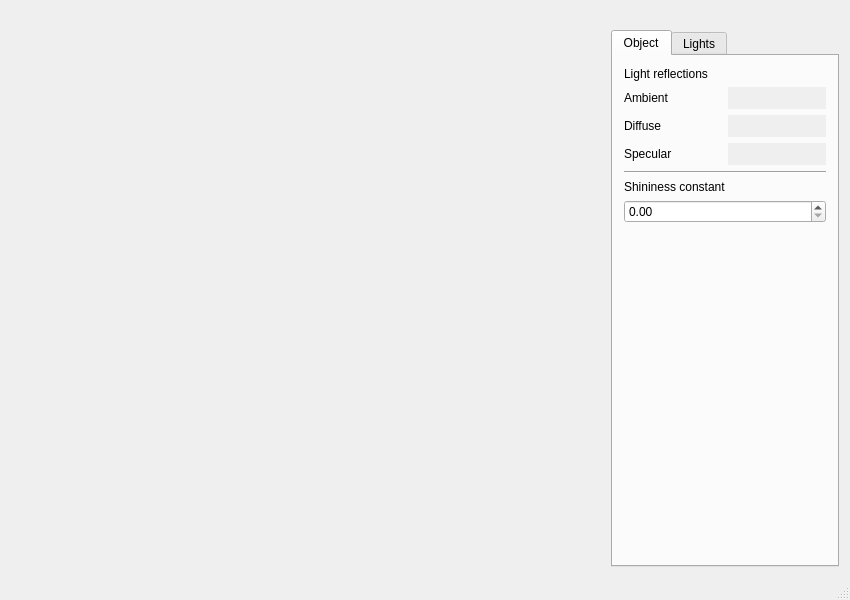
matiasjrossi/Dimension, file mainwindow.ui: the form before one commit.
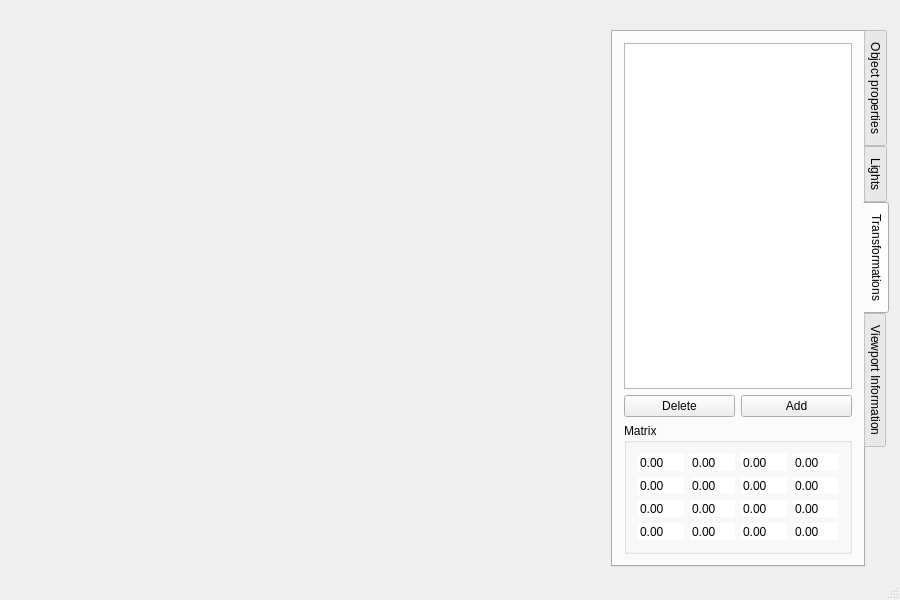
The form after the commit. The open tabs and pages were chosen to show the change. Icons and pictures are not drawn.

Commit message: Changes in tabbed UI + Transformation class

```diff
--- a/mainwindow.ui
+++ b/mainwindow.ui
@@ -6,7 +6,7 @@
    <rect>
     <x>0</x>
     <y>0</y>
-    <width>850</width>
+    <width>900</width>
     <height>600</height>
    </rect>
   </property>
@@ -18,17 +18,16 @@
     <normaloff>:/icon.png</normaloff>:/icon.png</iconset>
   </property>
   <widget class="QWidget" name="centralWidget"/>
-  <widget class="QStatusBar" name="statusBar"/>
   <widget class="QDockWidget" name="dockWidget">
    <property name="minimumSize">
     <size>
-     <width>250</width>
-     <height>401</height>
+     <width>300</width>
+     <height>477</height>
     </size>
    </property>
    <property name="maximumSize">
     <size>
-     <width>250</width>
+     <width>300</width>
      <height>524287</height>
     </size>
    </property>
@@ -45,15 +44,37 @@
     <layout class="QVBoxLayout" name="verticalLayout">
      <item>
       <widget class="QTabWidget" name="tabWidget">
+       <property name="tabPosition">
+        <enum>QTabWidget::East</enum>
+       </property>
        <property name="currentIndex">
         <number>0</number>
        </property>
        <widget class="QWidget" name="objectTab">
         <attribute name="title">
-         <string>Object</string>
+         <string>Object properties</string>
         </attribute>
-        <layout class="QGridLayout" name="gridLayout">
-         <item row="1" column="1">
+        <layout class="QVBoxLayout" name="verticalLayout_2">
+         <item>
+          <widget class="QGroupBox" name="groupBox">
+           <property name="title">
+            <string>Light reflections</string>
+           </property>
+           <property name="flat">
+            <bool>false</bool>
+           </property>
+           <property name="checkable">
+            <bool>false</bool>
+           </property>
+           <layout class="QGridLayout" name="gridLayout_8">
+            <item row="0" column="0">
+             <widget class="QLabel" name="label">
+              <property name="text">
+               <string>Ambient</string>
+              </property>
+             </widget>
+            </item>
+            <item row="0" column="1">
           <widget class="QPushButton" name="objectAmbientButton">
            <property name="autoFillBackground">
             <bool>true</bool>
@@ -66,14 +87,14 @@
            </property>
           </widget>
          </item>
-         <item row="2" column="0">
+            <item row="1" column="0">
           <widget class="QLabel" name="label_2">
            <property name="text">
             <string>Diffuse</string>
            </property>
           </widget>
          </item>
-         <item row="2" column="1">
+            <item row="1" column="1">
           <widget class="QPushButton" name="objectDiffuseButton">
            <property name="autoFillBackground">
             <bool>true</bool>
@@ -86,14 +107,14 @@
            </property>
           </widget>
          </item>
-         <item row="3" column="0">
+            <item row="2" column="0">
           <widget class="QLabel" name="label_3">
            <property name="text">
             <string>Specular</string>
            </property>
           </widget>
          </item>
-         <item row="3" column="1">
+            <item row="2" column="1">
           <widget class="QPushButton" name="objectSpecularButton">
            <property name="autoFillBackground">
             <bool>true</bool>
@@ -106,35 +127,32 @@
            </property>
           </widget>
          </item>
-         <item row="0" column="0" colspan="2">
-          <widget class="QLabel" name="label_5">
-           <property name="text">
-            <string>Light reflections</string>
-           </property>
+           </layout>
           </widget>
          </item>
-         <item row="5" column="0" colspan="2">
-          <widget class="QLabel" name="label_6">
-           <property name="text">
+         <item>
+          <widget class="QGroupBox" name="groupBox_2">
+           <property name="title">
             <string>Shininess constant</string>
            </property>
-          </widget>
-         </item>
-         <item row="1" column="0">
-          <widget class="QLabel" name="label">
-           <property name="text">
-            <string>Ambient</string>
+           <property name="flat">
+            <bool>false</bool>
            </property>
-          </widget>
-         </item>
-         <item row="6" column="0" colspan="2">
+           <property name="checkable">
+            <bool>false</bool>
+           </property>
+           <layout class="QGridLayout" name="gridLayout_7">
+            <item row="0" column="0">
           <widget class="QDoubleSpinBox" name="objectShininessSpinbox">
            <property name="singleStep">
             <double>0.250000000000000</double>
            </property>
           </widget>
          </item>
-         <item row="7" column="0" colspan="2">
+           </layout>
+          </widget>
+         </item>
+         <item>
           <spacer name="verticalSpacer">
            <property name="orientation">
             <enum>Qt::Vertical</enum>
@@ -147,28 +165,20 @@
            </property>
           </spacer>
          </item>
-         <item row="4" column="0" colspan="2">
-          <widget class="Line" name="line">
-           <property name="orientation">
-            <enum>Qt::Horizontal</enum>
-           </property>
-          </widget>
-         </item>
         </layout>
        </widget>
        <widget class="QWidget" name="ligthsTab">
         <attribute name="title">
          <string>Lights</string>
         </attribute>
-        <layout class="QGridLayout" name="gridLayout_3">
-         <item row="0" column="0">
-          <widget class="QLabel" name="label_4">
-           <property name="text">
-            <string>Ambient</string>
+        <layout class="QVBoxLayout" name="verticalLayout_4">
+         <item>
+          <widget class="QGroupBox" name="groupBox_3">
+           <property name="title">
+            <string>Ambient light</string>
            </property>
-          </widget>
-         </item>
-         <item row="0" column="1">
+           <layout class="QGridLayout" name="gridLayout">
+            <item row="0" column="0">
           <widget class="QPushButton" name="lightsAmbientButton">
            <property name="autoFillBackground">
             <bool>true</bool>
@@ -181,36 +191,39 @@
            </property>
           </widget>
          </item>
-         <item row="1" column="0" colspan="2">
-          <spacer name="verticalSpacer_2">
-           <property name="orientation">
-            <enum>Qt::Vertical</enum>
+           </layout>
+          </widget>
+         </item>
+         <item>
+          <widget class="QGroupBox" name="groupBox_4">
+           <property name="title">
+            <string>Spot lights</string>
            </property>
-           <property name="sizeHint" stdset="0">
-            <size>
-             <width>168</width>
-             <height>61</height>
-            </size>
-           </property>
-          </spacer>
-         </item>
-         <item row="2" column="0" colspan="2">
-          <widget class="Line" name="line_2">
-           <property name="orientation">
-            <enum>Qt::Horizontal</enum>
+           <layout class="QVBoxLayout" name="verticalLayout_3">
+            <item>
+             <widget class="QListWidget" name="lightsListWidget"/>
+            </item>
+            <item>
+             <layout class="QHBoxLayout" name="horizontalLayout">
+              <item>
+               <widget class="QPushButton" name="lightsDeleteButton">
+                <property name="text">
+                 <string>Delete</string>
            </property>
           </widget>
          </item>
-         <item row="3" column="0" colspan="2">
-          <widget class="QLabel" name="label_7">
+              <item>
+               <widget class="QPushButton" name="lightsAddButton">
            <property name="text">
-            <string>Light source position</string>
+                 <string>Add</string>
            </property>
           </widget>
          </item>
-         <item row="4" column="0" colspan="2">
-          <layout class="QGridLayout" name="gridLayout_2">
-           <item row="0" column="0">
+             </layout>
+            </item>
+            <item>
+             <layout class="QGridLayout" name="gridLayout_3">
+              <item row="1" column="0">
             <widget class="QDoubleSpinBox" name="lightsXSpinbox">
              <property name="minimum">
               <double>-2.000000000000000</double>
@@ -223,7 +236,7 @@
              </property>
             </widget>
            </item>
-           <item row="0" column="1">
+              <item row="1" column="1">
             <widget class="QDoubleSpinBox" name="lightsYSpinbox">
              <property name="minimum">
               <double>-2.000000000000000</double>
@@ -236,7 +249,7 @@
              </property>
             </widget>
            </item>
-           <item row="0" column="2">
+              <item row="1" column="2">
             <widget class="QDoubleSpinBox" name="lightsZSpinbox">
              <property name="minimum">
               <double>-2.000000000000000</double>
@@ -249,7 +262,7 @@
              </property>
             </widget>
            </item>
-           <item row="1" column="0">
+              <item row="2" column="0">
             <widget class="QLabel" name="label_10">
              <property name="text">
               <string>X</string>
@@ -259,7 +272,7 @@
              </property>
             </widget>
            </item>
-           <item row="1" column="1">
+              <item row="2" column="1">
             <widget class="QLabel" name="label_11">
              <property name="text">
               <string>Y</string>
@@ -269,7 +282,7 @@
              </property>
             </widget>
            </item>
-           <item row="1" column="2">
+              <item row="2" column="2">
             <widget class="QLabel" name="label_12">
              <property name="text">
               <string>Z</string>
@@ -279,16 +292,32 @@
              </property>
             </widget>
            </item>
-          </layout>
-         </item>
-         <item row="5" column="0">
+              <item row="0" column="0" colspan="3">
+               <widget class="QLabel" name="label_4">
+                <property name="text">
+                 <string>Position</string>
+                </property>
+               </widget>
+              </item>
+             </layout>
+            </item>
+            <item>
+             <widget class="Line" name="line">
+              <property name="orientation">
+               <enum>Qt::Horizontal</enum>
+              </property>
+             </widget>
+            </item>
+            <item>
+             <layout class="QGridLayout" name="gridLayout_4">
+              <item row="0" column="0">
           <widget class="QLabel" name="label_8">
            <property name="text">
             <string>Diffuse</string>
            </property>
           </widget>
          </item>
-         <item row="5" column="1">
+              <item row="0" column="1">
           <widget class="QPushButton" name="lightsDiffuseButton">
            <property name="autoFillBackground">
             <bool>true</bool>
@@ -301,14 +330,14 @@
            </property>
           </widget>
          </item>
-         <item row="6" column="0">
+              <item row="1" column="0">
           <widget class="QLabel" name="label_9">
            <property name="text">
             <string>Specular</string>
            </property>
           </widget>
          </item>
-         <item row="6" column="1">
+              <item row="1" column="1">
           <widget class="QPushButton" name="lightsSpecularButton">
            <property name="autoFillBackground">
             <bool>true</bool>
@@ -321,30 +350,317 @@
            </property>
           </widget>
          </item>
-         <item row="7" column="0" colspan="2">
-          <widget class="QListWidget" name="lightsListWidget"/>
-         </item>
-         <item row="8" column="0">
-          <widget class="QPushButton" name="lightsDelete">
+             </layout>
+            </item>
+           </layout>
+          </widget>
+         </item>
+        </layout>
+       </widget>
+       <widget class="QWidget" name="tab">
+        <attribute name="title">
+         <string>Transformations</string>
+        </attribute>
+        <layout class="QVBoxLayout" name="verticalLayout_5">
+         <item>
+          <widget class="QListWidget" name="transListWidget"/>
+         </item>
+         <item>
+          <layout class="QHBoxLayout" name="horizontalLayout_2">
+           <item>
+            <widget class="QPushButton" name="transDeleteButton">
            <property name="text">
             <string>Delete</string>
            </property>
           </widget>
          </item>
-         <item row="8" column="1">
-          <widget class="QPushButton" name="lightsAdd">
+           <item>
+            <widget class="QPushButton" name="transAddButton">
            <property name="text">
             <string>Add</string>
            </property>
           </widget>
          </item>
         </layout>
-       </widget>
-      </widget>
-     </item>
-    </layout>
-   </widget>
-  </widget>
+         </item>
+         <item>
+          <widget class="QGroupBox" name="groupBox_7">
+           <property name="title">
+            <string>Matrix</string>
+           </property>
+           <layout class="QGridLayout" name="gridLayout_2">
+            <item row="0" column="0">
+             <widget class="QDoubleSpinBox" name="transA1">
+              <property name="frame">
+               <bool>false</bool>
+              </property>
+              <property name="buttonSymbols">
+               <enum>QAbstractSpinBox::NoButtons</enum>
+              </property>
+              <property name="minimum">
+               <double>-99.989999999999995</double>
+              </property>
+              <property name="singleStep">
+               <double>0.100000000000000</double>
+              </property>
+             </widget>
+            </item>
+            <item row="0" column="1">
+             <widget class="QDoubleSpinBox" name="transA2">
+              <property name="frame">
+               <bool>false</bool>
+              </property>
+              <property name="buttonSymbols">
+               <enum>QAbstractSpinBox::NoButtons</enum>
+              </property>
+              <property name="minimum">
+               <double>-99.989999999999995</double>
+              </property>
+              <property name="singleStep">
+               <double>0.100000000000000</double>
+              </property>
+             </widget>
+            </item>
+            <item row="0" column="2">
+             <widget class="QDoubleSpinBox" name="transA3">
+              <property name="frame">
+               <bool>false</bool>
+              </property>
+              <property name="buttonSymbols">
+               <enum>QAbstractSpinBox::NoButtons</enum>
+              </property>
+              <property name="minimum">
+               <double>-99.989999999999995</double>
+              </property>
+              <property name="singleStep">
+               <double>0.100000000000000</double>
+              </property>
+             </widget>
+            </item>
+            <item row="0" column="3">
+             <widget class="QDoubleSpinBox" name="transA4">
+              <property name="frame">
+               <bool>false</bool>
+              </property>
+              <property name="buttonSymbols">
+               <enum>QAbstractSpinBox::NoButtons</enum>
+              </property>
+              <property name="minimum">
+               <double>-99.989999999999995</double>
+              </property>
+              <property name="singleStep">
+               <double>0.100000000000000</double>
+              </property>
+             </widget>
+            </item>
+            <item row="1" column="0">
+             <widget class="QDoubleSpinBox" name="transB1">
+              <property name="frame">
+               <bool>false</bool>
+              </property>
+              <property name="buttonSymbols">
+               <enum>QAbstractSpinBox::NoButtons</enum>
+              </property>
+              <property name="minimum">
+               <double>-99.989999999999995</double>
+              </property>
+              <property name="singleStep">
+               <double>0.100000000000000</double>
+              </property>
+             </widget>
+            </item>
+            <item row="1" column="1">
+             <widget class="QDoubleSpinBox" name="transB2">
+              <property name="frame">
+               <bool>false</bool>
+              </property>
+              <property name="buttonSymbols">
+               <enum>QAbstractSpinBox::NoButtons</enum>
+              </property>
+              <property name="minimum">
+               <double>-99.989999999999995</double>
+              </property>
+              <property name="singleStep">
+               <double>0.100000000000000</double>
+              </property>
+             </widget>
+            </item>
+            <item row="1" column="2">
+             <widget class="QDoubleSpinBox" name="transB3">
+              <property name="frame">
+               <bool>false</bool>
+              </property>
+              <property name="buttonSymbols">
+               <enum>QAbstractSpinBox::NoButtons</enum>
+              </property>
+              <property name="minimum">
+               <double>-99.989999999999995</double>
+              </property>
+              <property name="singleStep">
+               <double>0.100000000000000</double>
+              </property>
+             </widget>
+            </item>
+            <item row="1" column="3">
+             <widget class="QDoubleSpinBox" name="transB4">
+              <property name="frame">
+               <bool>false</bool>
+              </property>
+              <property name="buttonSymbols">
+               <enum>QAbstractSpinBox::NoButtons</enum>
+              </property>
+              <property name="minimum">
+               <double>-99.989999999999995</double>
+              </property>
+              <property name="singleStep">
+               <double>0.100000000000000</double>
+              </property>
+             </widget>
+            </item>
+            <item row="2" column="0">
+             <widget class="QDoubleSpinBox" name="transC1">
+              <property name="frame">
+               <bool>false</bool>
+              </property>
+              <property name="buttonSymbols">
+               <enum>QAbstractSpinBox::NoButtons</enum>
+              </property>
+              <property name="minimum">
+               <double>-99.989999999999995</double>
+              </property>
+              <property name="singleStep">
+               <double>0.100000000000000</double>
+              </property>
+             </widget>
+            </item>
+            <item row="2" column="1">
+             <widget class="QDoubleSpinBox" name="transC2">
+              <property name="frame">
+               <bool>false</bool>
+              </property>
+              <property name="buttonSymbols">
+               <enum>QAbstractSpinBox::NoButtons</enum>
+              </property>
+              <property name="minimum">
+               <double>-99.989999999999995</double>
+              </property>
+              <property name="singleStep">
+               <double>0.100000000000000</double>
+              </property>
+             </widget>
+            </item>
+            <item row="2" column="2">
+             <widget class="QDoubleSpinBox" name="transC3">
+              <property name="frame">
+               <bool>false</bool>
+              </property>
+              <property name="buttonSymbols">
+               <enum>QAbstractSpinBox::NoButtons</enum>
+              </property>
+              <property name="minimum">
+               <double>-99.989999999999995</double>
+              </property>
+              <property name="singleStep">
+               <double>0.100000000000000</double>
+              </property>
+             </widget>
+            </item>
+            <item row="2" column="3">
+             <widget class="QDoubleSpinBox" name="transC4">
+              <property name="frame">
+               <bool>false</bool>
+              </property>
+              <property name="buttonSymbols">
+               <enum>QAbstractSpinBox::NoButtons</enum>
+              </property>
+              <property name="minimum">
+               <double>-99.989999999999995</double>
+              </property>
+              <property name="singleStep">
+               <double>0.100000000000000</double>
+              </property>
+             </widget>
+            </item>
+            <item row="3" column="0">
+             <widget class="QDoubleSpinBox" name="transD1">
+              <property name="frame">
+               <bool>false</bool>
+              </property>
+              <property name="buttonSymbols">
+               <enum>QAbstractSpinBox::NoButtons</enum>
+              </property>
+              <property name="minimum">
+               <double>-99.989999999999995</double>
+              </property>
+              <property name="singleStep">
+               <double>0.100000000000000</double>
+              </property>
+             </widget>
+            </item>
+            <item row="3" column="1">
+             <widget class="QDoubleSpinBox" name="transD2">
+              <property name="frame">
+               <bool>false</bool>
+              </property>
+              <property name="buttonSymbols">
+               <enum>QAbstractSpinBox::NoButtons</enum>
+              </property>
+              <property name="minimum">
+               <double>-99.989999999999995</double>
+              </property>
+              <property name="singleStep">
+               <double>0.100000000000000</double>
+              </property>
+             </widget>
+            </item>
+            <item row="3" column="2">
+             <widget class="QDoubleSpinBox" name="transD3">
+              <property name="frame">
+               <bool>false</bool>
+              </property>
+              <property name="buttonSymbols">
+               <enum>QAbstractSpinBox::NoButtons</enum>
+              </property>
+              <property name="minimum">
+               <double>-99.989999999999995</double>
+              </property>
+              <property name="singleStep">
+               <double>0.100000000000000</double>
+              </property>
+             </widget>
+            </item>
+            <item row="3" column="3">
+             <widget class="QDoubleSpinBox" name="transD4">
+              <property name="frame">
+               <bool>false</bool>
+              </property>
+              <property name="buttonSymbols">
+               <enum>QAbstractSpinBox::NoButtons</enum>
+              </property>
+              <property name="minimum">
+               <double>-99.989999999999995</double>
+              </property>
+              <property name="singleStep">
+               <double>0.100000000000000</double>
+              </property>
+             </widget>
+            </item>
+           </layout>
+          </widget>
+         </item>
+        </layout>
+       </widget>
+       <widget class="QWidget" name="tab_2">
+        <attribute name="title">
+         <string>Viewport Information</string>
+        </attribute>
+       </widget>
+      </widget>
+     </item>
+    </layout>
+   </widget>
+  </widget>
+  <widget class="QStatusBar" name="statusBar"/>
   <action name="actionOpen">
    <property name="text">
     <string>&amp;Open</string>
```
Lines whose indentation alone changed are shown as unchanged. The commit also changes 7 other files.
